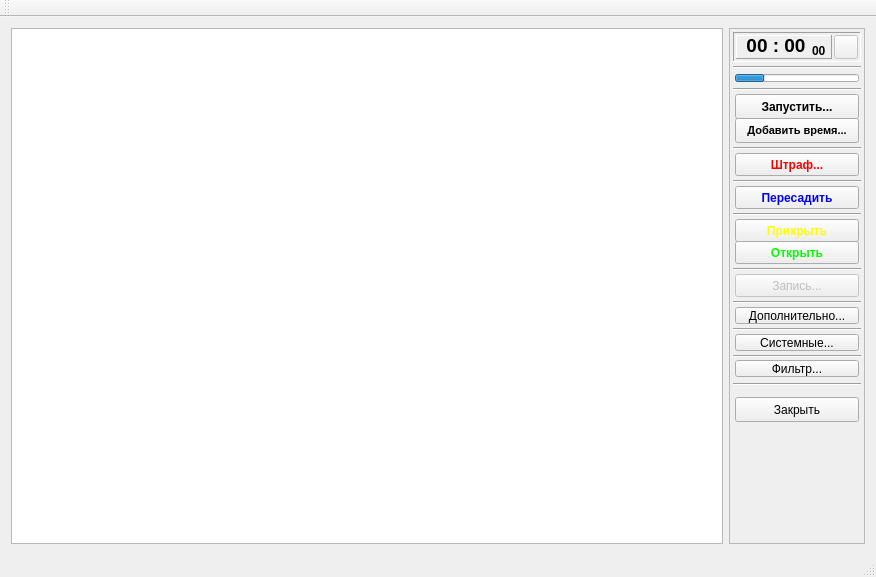
Qt form Apps/AdminModule_QT/mainwindow.ui (DenMMM/TLK) before a commit.
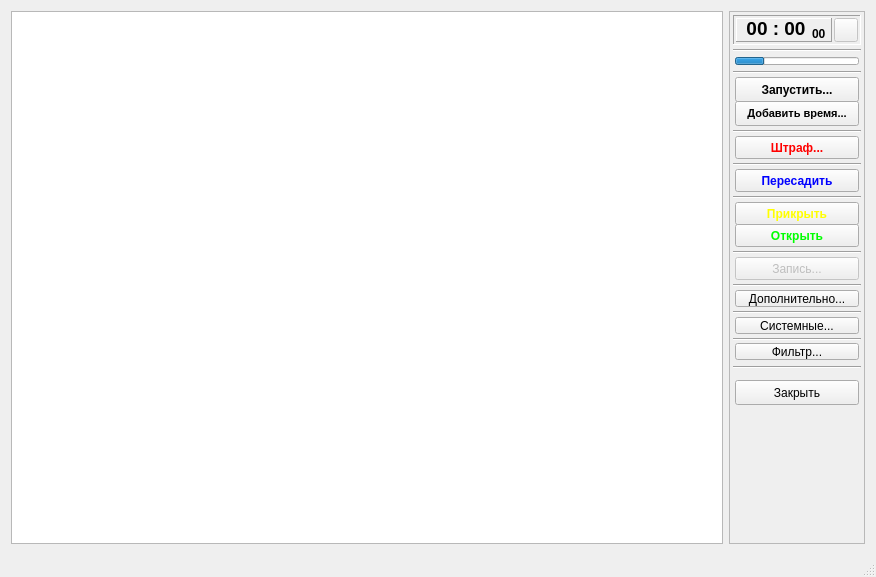
The same form after that commit.

The edit to the form file:
```diff
--- a/Apps/AdminModule_QT/mainwindow.ui
+++ b/Apps/AdminModule_QT/mainwindow.ui
@@ -631,14 +631,9 @@
      <height>23</height>
     </rect>
    </property>
-  </widget>
-  <widget class="QToolBar" name="mainToolBar">
-   <attribute name="toolBarArea">
-    <enum>TopToolBarArea</enum>
-   </attribute>
-   <attribute name="toolBarBreak">
+   <property name="defaultUp">
     <bool>false</bool>
-   </attribute>
+   </property>
   </widget>
   <widget class="QStatusBar" name="statusBar"/>
  </widget>
```
Left out of the diff: 24 changed lines with no effect on the pictures.
